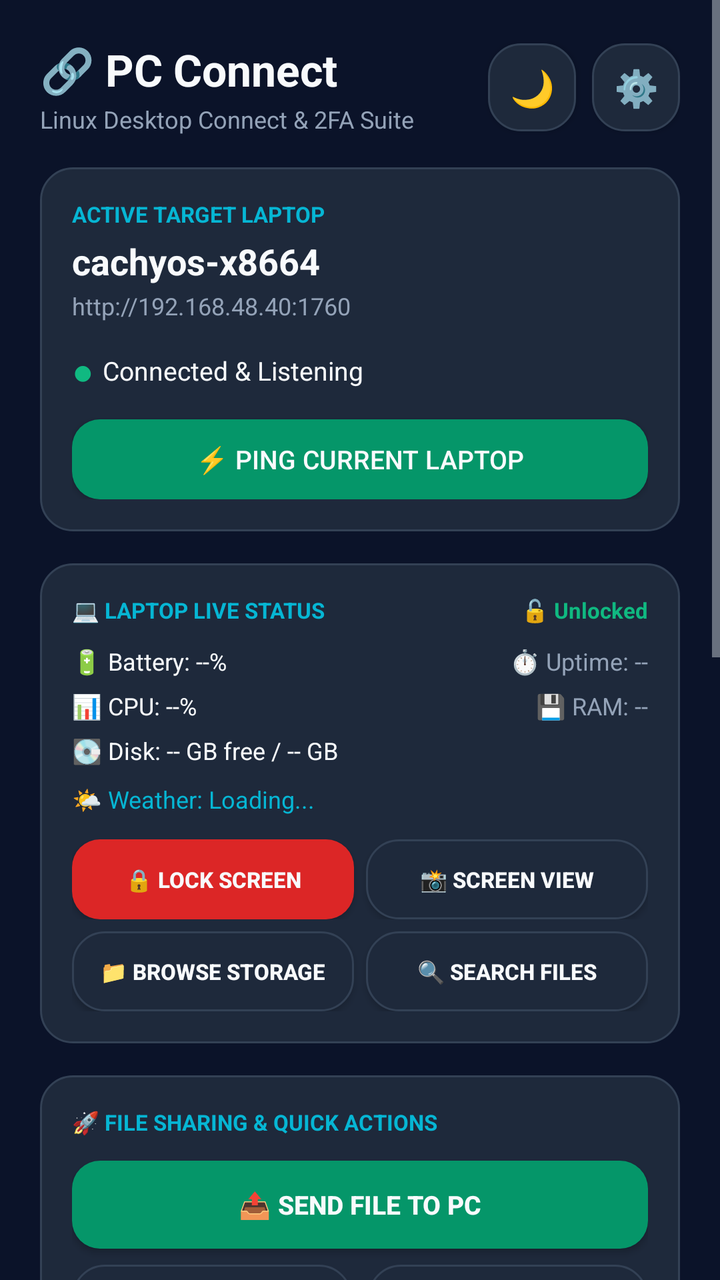
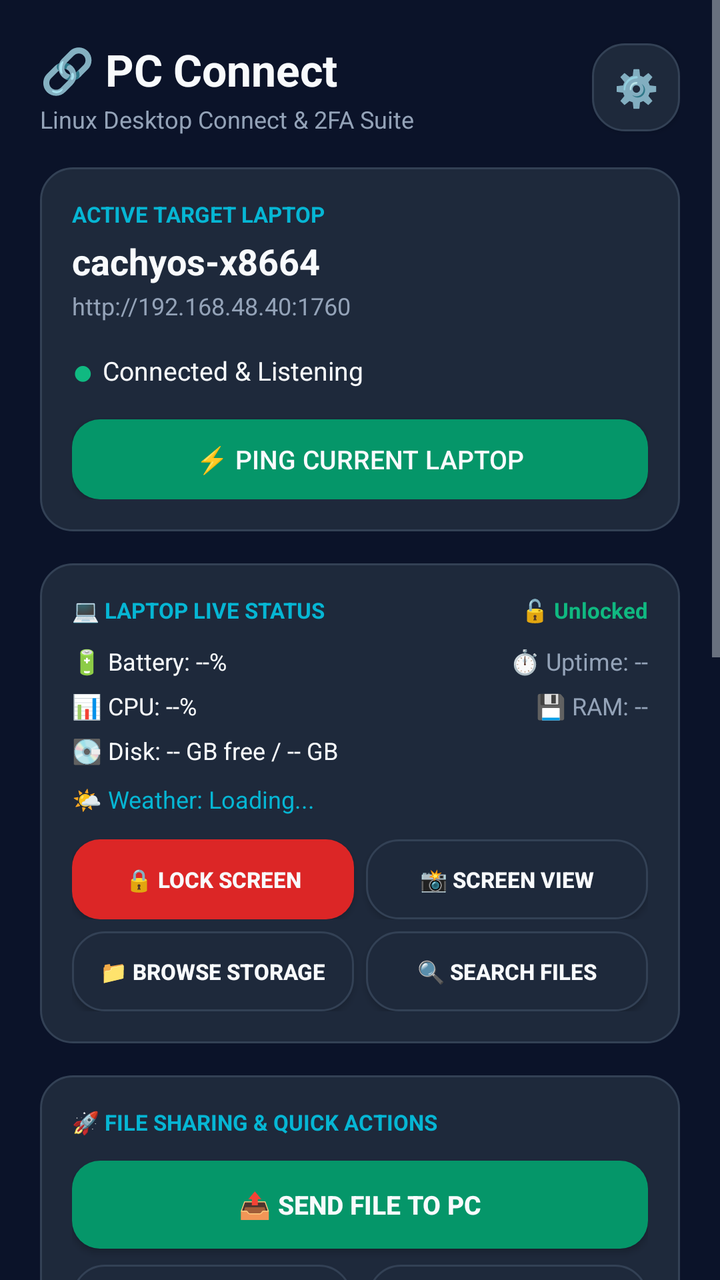

Screens rendered from an Android XML layout before and after an edit, with the pre-edit source and the edit as a unified diff.
<!-- AndroidManifest.xml: application theme AppTheme -->
<!-- res/layout/activity_main.xml -->
<?xml version="1.0" encoding="utf-8"?>
<ScrollView xmlns:android="http://schemas.android.com/apk/res/android"
    android:layout_width="match_parent"
    android:layout_height="match_parent"
    android:background="@color/bg_dark"
    android:fillViewport="true">

    <LinearLayout
        android:layout_width="match_parent"
        android:layout_height="wrap_content"
        android:orientation="vertical"
        android:padding="20dp">

        
        <LinearLayout
            android:layout_width="match_parent"
            android:layout_height="wrap_content"
            android:orientation="horizontal"
            android:gravity="center_vertical"
            android:layout_marginBottom="16dp">

            <LinearLayout
                android:layout_width="0dp"
                android:layout_height="wrap_content"
                android:layout_weight="1"
                android:orientation="vertical">

                <TextView
                    android:layout_width="wrap_content"
                    android:layout_height="wrap_content"
                    android:text="🔗 PC Connect"
                    android:textSize="22sp"
                    android:textStyle="bold"
                    android:textColor="@color/text_white" />

                <TextView
                    android:layout_width="wrap_content"
                    android:layout_height="wrap_content"
                    android:text="Linux Desktop Connect &amp; 2FA Suite"
                    android:textSize="12sp"
                    android:textColor="@color/text_muted"
                    android:layout_marginTop="2dp" />
            </LinearLayout>

            <Button
                android:id="@+id/btn_phone_screen_off"
                android:layout_width="44dp"
                android:layout_height="44dp"
                android:text="🌙"
                android:textSize="18sp"
                android:textColor="@color/text_white"
                android:background="@drawable/card_bg"
                android:layout_marginEnd="8dp" />

            <Button
                android:id="@+id/btn_settings"
                android:layout_width="44dp"
                android:layout_height="44dp"
                android:text="⚙️"
                android:textSize="18sp"
                android:textColor="@color/text_white"
                android:background="@drawable/card_bg" />
        </LinearLayout>

        
        <LinearLayout
            android:layout_width="match_parent"
            android:layout_height="wrap_content"
            android:orientation="vertical"
            android:background="@drawable/card_bg"
            android:padding="16dp"
            android:layout_marginBottom="16dp">

            <TextView
                android:layout_width="wrap_content"
                android:layout_height="wrap_content"
                android:text="ACTIVE TARGET LAPTOP"
                android:textSize="11sp"
                android:textStyle="bold"
                android:textColor="@color/accent_cyan" />

            <TextView
                android:id="@+id/tv_hostname"
                android:layout_width="wrap_content"
                android:layout_height="wrap_content"
                android:text="cachyos-x8664"
                android:textSize="18sp"
                android:textStyle="bold"
                android:textColor="@color/text_white"
                android:layout_marginTop="4dp" />

            <TextView
                android:id="@+id/tv_active_ip"
                android:layout_width="wrap_content"
                android:layout_height="wrap_content"
                android:text="http://192.168.48.40:1760"
                android:textSize="12sp"
                android:textColor="@color/text_muted"
                android:layout_marginTop="2dp" />

            <LinearLayout
                android:layout_width="match_parent"
                android:layout_height="wrap_content"
                android:orientation="horizontal"
                android:gravity="center_vertical"
                android:layout_marginTop="12dp">

                <TextView
                    android:id="@+id/tv_status_dot"
                    android:layout_width="wrap_content"
                    android:layout_height="wrap_content"
                    android:text="● "
                    android:textSize="18sp"
                    android:textColor="@color/status_green" />

                <TextView
                    android:id="@+id/tv_status_text"
                    android:layout_width="wrap_content"
                    android:layout_height="wrap_content"
                    android:text="Connected &amp; Listening"
                    android:textSize="13sp"
                    android:textColor="@color/text_white" />
            </LinearLayout>

            <Button
                android:id="@+id/btn_test_connection"
                android:layout_width="match_parent"
                android:layout_height="40dp"
                android:text="⚡ Ping Current Laptop"
                android:textSize="13sp"
                android:textColor="@color/text_white"
                android:background="@drawable/btn_approve"
                android:layout_marginTop="12dp" />
        </LinearLayout>

        
        <LinearLayout
            android:id="@+id/layout_laptop_status"
            android:layout_width="match_parent"
            android:layout_height="wrap_content"
            android:orientation="vertical"
            android:background="@drawable/card_bg"
            android:padding="16dp"
            android:layout_marginBottom="16dp">

            <LinearLayout
                android:layout_width="match_parent"
                android:layout_height="wrap_content"
                android:orientation="horizontal"
                android:gravity="center_vertical">

                <TextView
                    android:layout_width="0dp"
                    android:layout_height="wrap_content"
                    android:layout_weight="1"
                    android:text="💻 LAPTOP LIVE STATUS"
                    android:textSize="11sp"
                    android:textStyle="bold"
                    android:textColor="@color/accent_cyan" />

                <TextView
                    android:id="@+id/tv_pc_lock_badge"
                    android:layout_width="wrap_content"
                    android:layout_height="wrap_content"
                    android:text="🔓 Unlocked"
                    android:textSize="11sp"
                    android:textStyle="bold"
                    android:textColor="@color/status_green" />
            </LinearLayout>

            <LinearLayout
                android:layout_width="match_parent"
                android:layout_height="wrap_content"
                android:orientation="horizontal"
                android:layout_marginTop="10dp">

                <TextView
                    android:id="@+id/tv_pc_battery"
                    android:layout_width="0dp"
                    android:layout_height="wrap_content"
                    android:layout_weight="1"
                    android:text="🔋 Battery: --%"
                    android:textSize="12sp"
                    android:textColor="@color/text_white" />

                <TextView
                    android:id="@+id/tv_pc_uptime"
                    android:layout_width="wrap_content"
                    android:layout_height="wrap_content"
                    android:text="⏱️ Uptime: --"
                    android:textSize="12sp"
                    android:textColor="@color/text_muted" />
            </LinearLayout>

            <LinearLayout
                android:layout_width="match_parent"
                android:layout_height="wrap_content"
                android:orientation="horizontal"
                android:layout_marginTop="6dp">

                <TextView
                    android:id="@+id/tv_pc_cpu"
                    android:layout_width="0dp"
                    android:layout_height="wrap_content"
                    android:layout_weight="1"
                    android:text="📊 CPU: --%"
                    android:textSize="12sp"
                    android:textColor="@color/text_white" />

                <TextView
                    android:id="@+id/tv_pc_memory"
                    android:layout_width="wrap_content"
                    android:layout_height="wrap_content"
                    android:text="💾 RAM: --"
                    android:textSize="12sp"
                    android:textColor="@color/text_muted" />
            </LinearLayout>

            <LinearLayout
                android:layout_width="match_parent"
                android:layout_height="wrap_content"
                android:orientation="horizontal"
                android:layout_marginTop="6dp">

                <TextView
                    android:id="@+id/tv_pc_storage"
                    android:layout_width="match_parent"
                    android:layout_height="wrap_content"
                    android:text="💽 Disk: -- GB free / -- GB"
                    android:textSize="12sp"
                    android:textColor="@color/text_white" />
            </LinearLayout>

            <TextView
                android:id="@+id/tv_pc_weather"
                android:layout_width="match_parent"
                android:layout_height="wrap_content"
                android:text="🌤️ Weather: Loading..."
                android:textSize="12sp"
                android:textColor="@color/accent_cyan"
                android:layout_marginTop="8dp" />

            <LinearLayout
                android:layout_width="match_parent"
                android:layout_height="wrap_content"
                android:orientation="horizontal"
                android:layout_marginTop="12dp">

                <Button
                    android:id="@+id/btn_lock_laptop_action"
                    android:layout_width="0dp"
                    android:layout_height="40dp"
                    android:layout_weight="1"
                    android:text="🔒 Lock Screen"
                    android:textSize="11sp"
                    android:textStyle="bold"
                    android:textColor="@color/text_white"
                    android:background="@drawable/btn_deny"
                    android:layout_marginEnd="6dp" />

                <Button
                    android:id="@+id/btn_screenshot_action"
                    android:layout_width="0dp"
                    android:layout_height="40dp"
                    android:layout_weight="1"
                    android:text="📸 Screen View"
                    android:textSize="11sp"
                    android:textStyle="bold"
                    android:textColor="@color/text_white"
                    android:background="@drawable/card_bg" />
            </LinearLayout>

            <LinearLayout
                android:layout_width="match_parent"
                android:layout_height="wrap_content"
                android:orientation="horizontal"
                android:layout_marginTop="6dp">

                <Button
                    android:id="@+id/btn_browse_laptop_action"
                    android:layout_width="0dp"
                    android:layout_height="40dp"
                    android:layout_weight="1"
                    android:text="📁 Browse Storage"
                    android:textSize="11sp"
                    android:textStyle="bold"
                    android:textColor="@color/text_white"
                    android:background="@drawable/card_bg"
                    android:layout_marginEnd="6dp" />

                <Button
                    android:id="@+id/btn_search_files_action"
                    android:layout_width="0dp"
                    android:layout_height="40dp"
                    android:layout_weight="1"
                    android:text="🔍 Search Files"
                    android:textSize="11sp"
                    android:textStyle="bold"
                    android:textColor="@color/text_white"
                    android:background="@drawable/card_bg" />
            </LinearLayout>
        </LinearLayout>

        
        <LinearLayout
            android:id="@+id/layout_challenge"
            android:layout_width="match_parent"
            android:layout_height="wrap_content"
            android:orientation="vertical"
            android:background="@drawable/card_bg"
            android:padding="20dp"
            android:layout_marginBottom="16dp"
            android:visibility="gone">

            <TextView
                android:layout_width="wrap_content"
                android:layout_height="wrap_content"
                android:text="⚠️ UNLOCK CHALLENGE ACTIVE"
                android:textSize="13sp"
                android:textStyle="bold"
                android:textColor="@color/accent_cyan" />

            <TextView
                android:id="@+id/tv_challenge_message"
                android:layout_width="wrap_content"
                android:layout_height="wrap_content"
                android:text="Login requested on your laptop. Approve to unlock."
                android:textSize="16sp"
                android:textColor="@color/text_white"
                android:layout_marginTop="8dp" />

            <TextView
                android:id="@+id/tv_timer"
                android:layout_width="wrap_content"
                android:layout_height="wrap_content"
                android:text="Expires in: 35s"
                android:textSize="14sp"
                android:textColor="@color/text_muted"
                android:layout_marginTop="6dp" />

            <Button
                android:id="@+id/btn_approve_challenge"
                android:layout_width="match_parent"
                android:layout_height="54dp"
                android:text="👆 APPROVE WITH FINGERPRINT"
                android:textSize="15sp"
                android:textStyle="bold"
                android:textColor="@color/text_white"
                android:background="@drawable/btn_approve"
                android:layout_marginTop="16dp" />

            <Button
                android:id="@+id/btn_deny_challenge"
                android:layout_width="match_parent"
                android:layout_height="44dp"
                android:text="❌ DENY"
                android:textSize="14sp"
                android:textColor="@color/text_white"
                android:background="@drawable/btn_deny"
                android:layout_marginTop="10dp" />
        </LinearLayout>

        
        <LinearLayout
            android:layout_width="match_parent"
            android:layout_height="wrap_content"
            android:orientation="vertical"
            android:background="@drawable/card_bg"
            android:padding="16dp"
            android:layout_marginBottom="16dp">

            <TextView
                android:layout_width="wrap_content"
                android:layout_height="wrap_content"
                android:text="🚀 FILE SHARING &amp; QUICK ACTIONS"
                android:textSize="11sp"
                android:textStyle="bold"
                android:textColor="@color/accent_cyan" />

            <Button
                android:id="@+id/btn_send_file_to_pc"
                android:layout_width="match_parent"
                android:layout_height="44dp"
                android:text="📤 Send File to PC"
                android:textSize="13sp"
                android:textStyle="bold"
                android:textColor="@color/text_white"
                android:background="@drawable/btn_approve"
                android:layout_marginTop="12dp" />

            <LinearLayout
                android:layout_width="match_parent"
                android:layout_height="wrap_content"
                android:orientation="horizontal"
                android:layout_marginTop="8dp">

                <Button
                    android:id="@+id/btn_send_clip_to_pc"
                    android:layout_width="0dp"
                    android:layout_height="40dp"
                    android:layout_weight="1"
                    android:text="📋 Copy to PC"
                    android:textSize="12sp"
                    android:textColor="@color/text_white"
                    android:background="@drawable/card_bg"
                    android:layout_marginEnd="4dp" />

                <Button
                    android:id="@+id/btn_get_clip_from_pc"
                    android:layout_width="0dp"
                    android:layout_height="40dp"
                    android:layout_weight="1"
                    android:text="📋 Paste from PC"
                    android:textSize="12sp"
                    android:textColor="@color/text_white"
                    android:background="@drawable/card_bg"
                    android:layout_marginStart="4dp" />
            </LinearLayout>

            <LinearLayout
                android:layout_width="match_parent"
                android:layout_height="wrap_content"
                android:orientation="horizontal"
                android:layout_marginTop="8dp">

                <Button
                    android:id="@+id/btn_ring_pc"
                    android:layout_width="0dp"
                    android:layout_height="42dp"
                    android:layout_weight="1"
                    android:text="🔔 Ring Laptop"
                    android:textSize="12sp"
                    android:textColor="@color/text_white"
                    android:background="@drawable/card_bg"
                    android:layout_marginEnd="4dp" />

                <Button
                    android:id="@+id/btn_camera_view"
                    android:layout_width="0dp"
                    android:layout_height="42dp"
                    android:layout_weight="1"
                    android:text="📹 PC Camera"
                    android:textSize="12sp"
                    android:textStyle="bold"
                    android:textColor="@color/text_white"
                    android:background="@drawable/card_bg"
                    android:layout_marginStart="4dp" />
            </LinearLayout>

            <Button
                android:id="@+id/btn_remote_trackpad"
                android:layout_width="match_parent"
                android:layout_height="46dp"
                android:text="🖱️ Trackpad &amp; Laser"
                android:textSize="13sp"
                android:textStyle="bold"
                android:textColor="@color/text_white"
                android:background="@drawable/card_bg"
                android:layout_marginTop="8dp" />
        </LinearLayout>

        
        <LinearLayout
            android:id="@+id/layout_media"
            android:layout_width="match_parent"
            android:layout_height="wrap_content"
            android:orientation="vertical"
            android:background="@drawable/card_bg"
            android:padding="16dp"
            android:layout_marginBottom="16dp">

            <LinearLayout
                android:layout_width="match_parent"
                android:layout_height="wrap_content"
                android:orientation="horizontal"
                android:gravity="center_vertical">

                <TextView
                    android:layout_width="0dp"
                    android:layout_height="wrap_content"
                    android:layout_weight="1"
                    android:text="🎵 PC MEDIA PLAYER"
                    android:textSize="11sp"
                    android:textStyle="bold"
                    android:textColor="@color/accent_cyan" />

                <TextView
                    android:id="@+id/tv_media_status"
                    android:layout_width="wrap_content"
                    android:layout_height="wrap_content"
                    android:text="Checking..."
                    android:textSize="11sp"
                    android:textColor="@color/text_muted" />
            </LinearLayout>

            <TextView
                android:id="@+id/tv_media_title"
                android:layout_width="wrap_content"
                android:layout_height="wrap_content"
                android:text="No media active on PC"
                android:textSize="15sp"
                android:textStyle="bold"
                android:textColor="@color/text_white"
                android:singleLine="true"
                android:ellipsize="end"
                android:layout_marginTop="8dp" />

            <TextView
                android:id="@+id/tv_media_artist"
                android:layout_width="wrap_content"
                android:layout_height="wrap_content"
                android:text=""
                android:textSize="12sp"
                android:textColor="@color/text_muted"
                android:singleLine="true"
                android:ellipsize="end"
                android:layout_marginTop="2dp" />

            
            <LinearLayout
                android:layout_width="match_parent"
                android:layout_height="wrap_content"
                android:orientation="horizontal"
                android:gravity="center"
                android:layout_marginTop="12dp">

                <Button
                    android:id="@+id/btn_media_prev"
                    android:layout_width="48dp"
                    android:layout_height="44dp"
                    android:text="⏮"
                    android:textSize="16sp"
                    android:textColor="@color/text_white"
                    android:background="@drawable/card_bg"
                    android:layout_marginEnd="6dp" />

                <Button
                    android:id="@+id/btn_media_play_pause"
                    android:layout_width="60dp"
                    android:layout_height="44dp"
                    android:text="⏯"
                    android:textSize="18sp"
                    android:textColor="@color/text_white"
                    android:background="@drawable/btn_approve"
                    android:layout_marginEnd="6dp" />

                <Button
                    android:id="@+id/btn_media_next"
                    android:layout_width="48dp"
                    android:layout_height="44dp"
                    android:text="⏭"
                    android:textSize="16sp"
                    android:textColor="@color/text_white"
                    android:background="@drawable/card_bg"
                    android:layout_marginEnd="12dp" />

                <Button
                    android:id="@+id/btn_media_voldown"
                    android:layout_width="44dp"
                    android:layout_height="44dp"
                    android:text="🔉"
                    android:textSize="14sp"
                    android:textColor="@color/text_white"
                    android:background="@drawable/card_bg"
                    android:layout_marginEnd="4dp" />

                <Button
                    android:id="@+id/btn_media_volup"
                    android:layout_width="44dp"
                    android:layout_height="44dp"
                    android:text="🔊"
                    android:textSize="14sp"
                    android:textColor="@color/text_white"
                    android:background="@drawable/card_bg" />
            </LinearLayout>
        </LinearLayout>

        
        <LinearLayout
            android:layout_width="match_parent"
            android:layout_height="wrap_content"
            android:orientation="vertical"
            android:layout_marginBottom="16dp">

            <LinearLayout
                android:layout_width="match_parent"
                android:layout_height="wrap_content"
                android:orientation="horizontal"
                android:gravity="center_vertical"
                android:layout_marginBottom="10dp">

                <TextView
                    android:layout_width="0dp"
                    android:layout_height="wrap_content"
                    android:layout_weight="1"
                    android:text="PAIRED LAPTOPS &amp; PCS"
                    android:textSize="12sp"
                    android:textStyle="bold"
                    android:textColor="@color/accent_cyan" />

                <TextView
                    android:id="@+id/tv_device_count"
                    android:layout_width="wrap_content"
                    android:layout_height="wrap_content"
                    android:text="1 Saved"
                    android:textSize="11sp"
                    android:textColor="@color/text_muted" />
            </LinearLayout>

            
            <LinearLayout
                android:layout_width="match_parent"
                android:layout_height="wrap_content"
                android:orientation="horizontal"
                android:layout_marginBottom="12dp">

                <Button
                    android:id="@+id/btn_scan_network"
                    android:layout_width="0dp"
                    android:layout_height="40dp"
                    android:layout_weight="1"
                    android:text="🔍 Auto-Scan Wi-Fi"
                    android:textSize="12sp"
                    android:textColor="@color/text_white"
                    android:background="@drawable/card_bg"
                    android:layout_marginEnd="6dp" />

                <Button
                    android:id="@+id/btn_add_manual"
                    android:layout_width="0dp"
                    android:layout_height="40dp"
                    android:layout_weight="1"
                    android:text="➕ Add PC Manually"
                    android:textSize="12sp"
                    android:textColor="@color/text_white"
                    android:background="@drawable/card_bg"
                    android:layout_marginStart="6dp" />
            </LinearLayout>

            
            <TextView
                android:id="@+id/tv_scan_status"
                android:layout_width="match_parent"
                android:layout_height="wrap_content"
                android:text="Scanning local network for laptops..."
                android:textColor="@color/accent_cyan"
                android:textSize="12sp"
                android:gravity="center"
                android:padding="8dp"
                android:visibility="gone" />

            
            <LinearLayout
                android:id="@+id/container_devices"
                android:layout_width="match_parent"
                android:layout_height="wrap_content"
                android:orientation="vertical" />

        </LinearLayout>

        
        <LinearLayout
            android:id="@+id/layout_idle"
            android:layout_width="match_parent"
            android:layout_height="wrap_content"
            android:orientation="vertical"
            android:background="@drawable/card_bg"
            android:gravity="center"
            android:padding="20dp">

            <TextView
                android:layout_width="wrap_content"
                android:layout_height="wrap_content"
                android:text="🛡️"
                android:textSize="32sp" />

            <TextView
                android:layout_width="wrap_content"
                android:layout_height="wrap_content"
                android:text="Ready to Authenticate"
                android:textSize="15sp"
                android:textStyle="bold"
                android:textColor="@color/text_white"
                android:layout_marginTop="6dp" />

            <TextView
                android:layout_width="wrap_content"
                android:layout_height="wrap_content"
                android:text="Tap 'Select' on any laptop above to switch which PC to approve. When screen locks, an approval prompt appears instantly."
                android:textSize="12sp"
                android:textColor="@color/text_muted"
                android:gravity="center"
                android:layout_marginTop="4dp" />
        </LinearLayout>

    </LinearLayout>
</ScrollView>
<!-- resources referenced by this layout -->
<resources>
  <color name="accent_cyan">#06b6d4</color>
  <color name="bg_dark">#0b1329</color>
  <color name="status_green">#10b981</color>
  <color name="text_muted">#94a3b8</color>
  <color name="text_white">#f8fafc</color>
  <!-- drawable btn_approve (drawable) -->
  <?xml version="1.0" encoding="utf-8"?>
  <shape xmlns:android="http://schemas.android.com/apk/res/android"
      android:shape="rectangle">
      <solid android:color="@color/btn_approve" />
      <corners android:radius="14dp" />
  </shape>
  <!-- drawable btn_deny (drawable) -->
  <?xml version="1.0" encoding="utf-8"?>
  <shape xmlns:android="http://schemas.android.com/apk/res/android"
      android:shape="rectangle">
      <solid android:color="@color/btn_deny" />
      <corners android:radius="14dp" />
  </shape>
  <!-- drawable card_bg (drawable) -->
  <?xml version="1.0" encoding="utf-8"?>
  <shape xmlns:android="http://schemas.android.com/apk/res/android"
      android:shape="rectangle">
      <solid android:color="@color/card_bg" />
      <corners android:radius="16dp" />
      <stroke android:width="1dp" android:color="@color/card_border" />
  </shape>
  <style name="AppTheme" parent="@android:style/Theme.DeviceDefault.NoActionBar">
          <item name="android:windowBackground">@color/bg_dark</item>
          <item name="android:statusBarColor">@color/bg_dark</item>
          <item name="android:navigationBarColor">@color/bg_dark</item>
      </style>
  <color name="btn_approve">#059669</color>
  <color name="btn_deny">#dc2626</color>
  <color name="card_bg">#1e293b</color>
  <color name="card_border">#334155</color>
</resources>

<!-- the commit's change to res/layout/activity_main.xml (unified diff, before → after) -->
@@ -43,16 +43,6 @@
             </LinearLayout>
 
             <Button
-                android:id="@+id/btn_phone_screen_off"
-                android:layout_width="44dp"
-                android:layout_height="44dp"
-                android:text="🌙"
-                android:textSize="18sp"
-                android:textColor="@color/text_white"
-                android:background="@drawable/card_bg"
-                android:layout_marginEnd="8dp" />
-
-            <Button
                 android:id="@+id/btn_settings"
                 android:layout_width="44dp"
                 android:layout_height="44dp"
